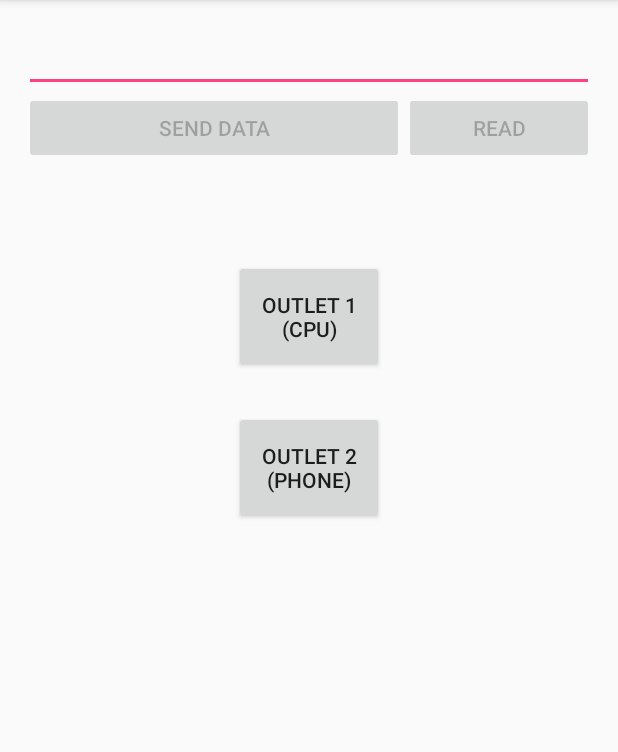
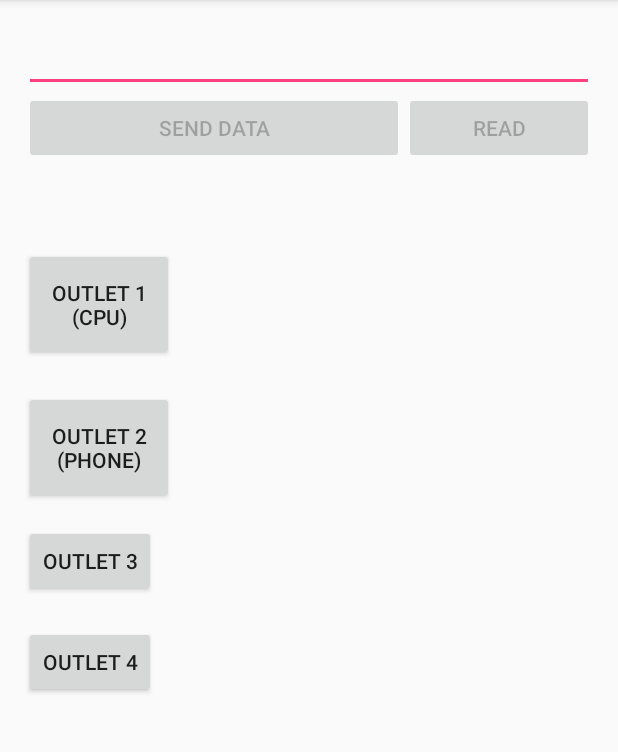
Before and after one commit to JamesVince39/PowerstripApp, an Android app: the MainActivity screen opened directly, with no data from a screen before it, on a phone screen of 412 x 824 dp, the part 84-836 px from its top. Run offline under Robolectric (Android 15) with nearby library versions, the phone set to English and light mode, and no system bars; 1 statement that could not run was skipped.

Commit message:
Added buttons to view power usage for outlet 1/2, they open screens where we will show this data

```diff
--- a/app/build.gradle
+++ b/app/build.gradle
@@ -22,6 +22,7 @@ dependencies {
     implementation fileTree(dir: 'libs', include: ['*.jar'])
     implementation 'com.android.support:appcompat-v7:26.1.0'
     implementation 'com.android.support.constraint:constraint-layout:1.0.2'
+    implementation 'com.github.PhilJay:MPAndroidChart:v3.0.3'
     testImplementation 'junit:junit:4.12'
     androidTestImplementation 'com.android.support.test:runner:1.0.1'
     androidTestImplementation 'com.android.support.test.espresso:espresso-core:3.0.1'
--- a/app/src/main/java/com/example/james/powerstripapp/MainActivity.java
+++ b/app/src/main/java/com/example/james/powerstripapp/MainActivity.java
@@ -2,7 +2,8 @@ package com.example.james.powerstripapp;
 
 import android.support.v7.app.AppCompatActivity;
 import android.os.Bundle;
-
+import java.util.Timer;
+import java.util.TimerTask;
 import android.Manifest;
 import android.bluetooth.BluetoothAdapter;
 import android.content.Context;
@@ -35,6 +36,10 @@ public class MainActivity extends AppCompatActivity implements BLEManager {
     private TextView mLogger;
     private Button mSendData;
     private Button mReadButton;
+    private Button btnOutlet1;
+
+
+    private String dataString = "";
 
     @Override
     protected void onCreate(Bundle savedInstanceState) {
@@ -45,6 +50,8 @@ public class MainActivity extends AppCompatActivity implements BLEManager {
             Toast.makeText(this, R.string.ble_not_supported, Toast.LENGTH_SHORT).show();
             finish();
         }
+
+
 
         mInput = (EditText) findViewById(R.id.input);
         mLogger = (TextView) findViewById(R.id.log);
@@ -66,15 +73,22 @@ public class MainActivity extends AppCompatActivity implements BLEManager {
             }
         });
 
+
+
         mPeripheral = new BLEPeripheral(this, DEVICE_ID);
 
-        Button button1 = (Button) findViewById(R.id.button1);
-        button1.setOnClickListener(new View.OnClickListener() {
+        btnOutlet1 = (Button) findViewById(R.id.button1);
+        btnOutlet1.setOnClickListener(new View.OnClickListener() {
             @Override
             public void onClick(View view) {
-                Intent myIntent = new Intent(MainActivity.this,
-                        Outlet1Activity.class);
-                startActivity(myIntent);
+
+                //mPeripheral.writeCharacteristic(CHARACTERISTIC_ID, "Read");
+                //dataString = mPeripheral.getDataString(CHARACTERISTIC_ID);
+                //txtVoltage1.setText(dataString);
+
+
+
+
             }
         });
 
--- a/app/src/main/java/com/example/james/powerstripapp/Outlet1Activity.java
+++ b/app/src/main/java/com/example/james/powerstripapp/Outlet1Activity.java
@@ -8,6 +8,10 @@ public class Outlet1Activity extends Activity {
     public void onCreate(Bundle savedInstanceState){
         super.onCreate(savedInstanceState);
 
+
+
+
+
         setContentView(R.layout.outlet1screen);
     }
 
--- a/app/src/main/res/layout/activity_main.xml
+++ b/app/src/main/res/layout/activity_main.xml
@@ -48,15 +48,15 @@
         android:maxLines="5000"
         android:scrollbars="vertical" />
 
-    <Button
+    hellohegrwrg<Button
         android:id="@+id/button1"
         android:layout_width="100dp"
         android:layout_height="75dp"
+
         android:layout_below="@+id/log"
 
-        android:layout_centerHorizontal="true"
-        android:layout_marginTop="24dp"
-        android:text="@string/button1Text"/>
+        android:layout_marginTop="16dp"
+        android:text="@string/button1Text" />
 
     <Button
         android:id="@+id/button2"
@@ -65,7 +65,25 @@
 
         android:layout_alignStart="@+id/button1"
         android:layout_below="@+id/button1"
-        android:layout_marginTop="25dp"
-        android:text="@string/button2Text"
-        />
+        android:layout_marginTop="20dp"
+        android:text="@string/button2Text" />
+
+    <Button
+        android:id="@+id/button3"
+        android:layout_width="wrap_content"
+        android:layout_height="wrap_content"
+        android:layout_below="@+id/button2"
+
+        android:layout_marginTop="14dp"
+        android:text="OUTLET 3" />
+
+    <Button
+        android:id="@+id/button4"
+        android:layout_width="wrap_content"
+        android:layout_height="wrap_content"
+        android:layout_alignEnd="@+id/button3"
+        android:layout_below="@+id/button3"
+        android:layout_marginTop="19dp"
+        android:text="OUTLET 4" />
+
 </RelativeLayout>
--- a/app/src/main/res/values/colors.xml
+++ b/app/src/main/res/values/colors.xml
@@ -3,4 +3,5 @@
     <color name="colorPrimary">#3F51B5</color>
     <color name="colorPrimaryDark">#303F9F</color>
     <color name="colorAccent">#FF4081</color>
+    <color name="labelTextColor">#111111</color>
 </resources>
--- a/app/src/main/res/values/strings.xml
+++ b/app/src/main/res/values/strings.xml
@@ -5,4 +5,10 @@
     <string name="read">Read</string>
     <string name="button1Text">Outlet 1 (CPU)</string>
     <string name="button2Text">Outlet 2 (Phone)</string>
+    <string name="txtVoltageText">Voltage: 12.01V </string>
+    <string name="txtCurrentText">Current: 500mA </string>
+    <string name="txtPowerText">Power: 6.0W </string>
+    <string name="outlet2Title">Outlet 2</string>
+    <string name="btnRefreshText">Refresh</string>
+
 </resources>
--- a/build.gradle
+++ b/build.gradle
@@ -17,6 +17,7 @@ buildscript {
 
 allprojects {
     repositories {
+        maven { url "https://jitpack.io" }
         google()
         jcenter()
     }
```
Also changed, not shown: app/src/main/java/com/example/james/powerstripapp/BLEPeripheral.java (+9 -0 lines), app/src/main/java/com/example/james/powerstripapp/Outlet2Activity.java (+68 -3 lines), app/src/main/res/layout/outlet2screen.xml (+71 -0 lines).
